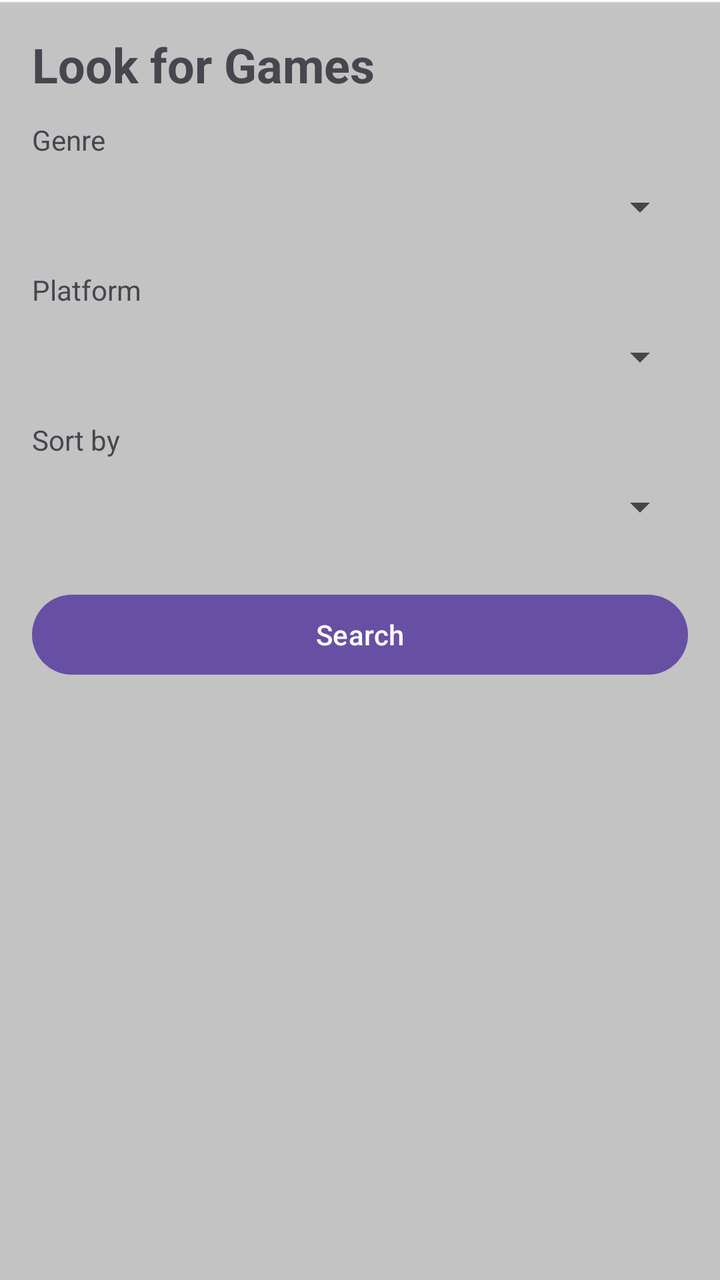
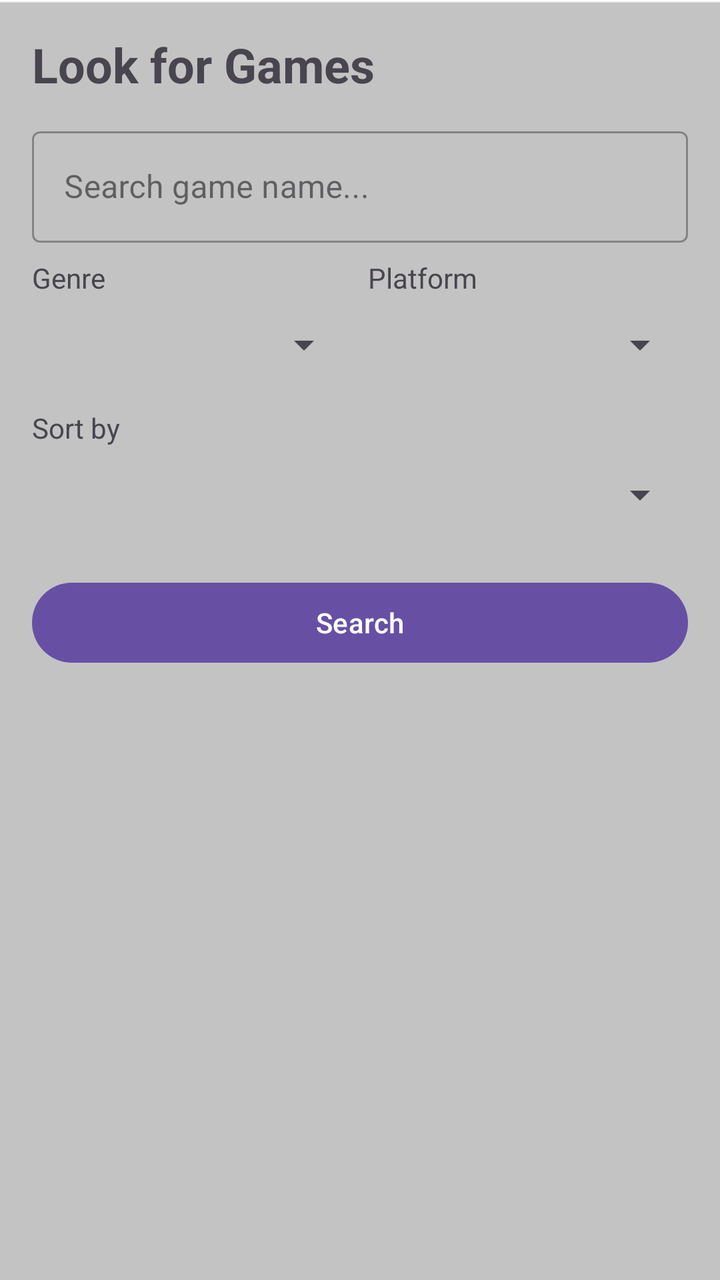

Screens rendered from an Android XML layout before and after an edit, with the pre-edit source and the edit as a unified diff.
<!-- AndroidManifest.xml: application theme Theme.GameVault -->
<!-- res/layout/fragment_search.xml -->
<?xml version="1.0" encoding="utf-8"?>
<LinearLayout xmlns:android="http://schemas.android.com/apk/res/android"
    android:layout_width="match_parent"
    android:layout_height="match_parent"
    android:orientation="vertical"
    android:padding="16dp">

    <TextView
        android:layout_width="wrap_content"
        android:layout_height="wrap_content"
        android:text="Look for Games"
        android:textSize="24sp"
        android:textStyle="bold"
        android:layout_marginBottom="12dp" />

    
    <TextView
        android:layout_width="wrap_content"
        android:layout_height="wrap_content"
        android:text="Genre" />

    <Spinner
        android:id="@+id/spinnerGenre"
        android:layout_width="match_parent"
        android:layout_height="wrap_content"
        android:minHeight="48dp" />

    
    <TextView
        android:layout_width="wrap_content"
        android:layout_height="wrap_content"
        android:text="Platform"
        android:layout_marginTop="8dp" />

    <Spinner
        android:id="@+id/spinnerPlatform"
        android:layout_width="match_parent"
        android:layout_height="wrap_content"
        android:minHeight="48dp" />

    
    <TextView
        android:layout_width="wrap_content"
        android:layout_height="wrap_content"
        android:text="Sort by"
        android:layout_marginTop="8dp" />

    <Spinner
        android:id="@+id/spinnerSort"
        android:layout_width="match_parent"
        android:layout_height="wrap_content"
        android:minHeight="48dp" />

    
    <Button
        android:id="@+id/buttonSearch"
        android:layout_width="match_parent"
        android:layout_height="wrap_content"
        android:text="Search"
        android:layout_marginTop="16dp" />

    
    
    <androidx.recyclerview.widget.RecyclerView
        android:id="@+id/recyclerSearch"
        android:layout_width="match_parent"
        android:layout_height="0dp"
        android:layout_weight="1"
        android:layout_marginTop="12dp" />

</LinearLayout>
<!-- resources referenced by this layout -->
<resources>
  <style name="Theme.GameVault" parent="Base.Theme.GameVault" />
  <style name="Base.Theme.GameVault" parent="Theme.Material3.DayNight.NoActionBar">
          
          <item name="android:windowBackground">@drawable/backgroundtwo</item>
      </style>
  <!-- drawable backgroundtwo: png bitmap (drawable, 2271 bytes) -->
</resources>

<!-- the commit's change to res/layout/fragment_search.xml (unified diff, before → after) -->
@@ -14,29 +14,60 @@
         android:layout_marginBottom="12dp" />
 
     
-    <TextView
-        android:layout_width="wrap_content"
-        android:layout_height="wrap_content"
-        android:text="Genre" />
-
-    <Spinner
-        android:id="@+id/spinnerGenre"
+    <com.google.android.material.textfield.TextInputLayout
         android:layout_width="match_parent"
         android:layout_height="wrap_content"
-        android:minHeight="48dp" />
+        android:layout_marginBottom="8dp"
+        style="@style/Widget.MaterialComponents.TextInputLayout.OutlinedBox">
 
-    
-    <TextView
-        android:layout_width="wrap_content"
-        android:layout_height="wrap_content"
-        android:text="Platform"
-        android:layout_marginTop="8dp" />
+        <com.google.android.material.textfield.TextInputEditText
+            android:id="@+id/editSearchQuery"
+            android:layout_width="match_parent"
+            android:layout_height="wrap_content"
+            android:hint="Search game name..."
+            android:maxLines="1"
+            android:inputType="text" />
+    </com.google.android.material.textfield.TextInputLayout>
 
-    <Spinner
-        android:id="@+id/spinnerPlatform"
+    <LinearLayout
         android:layout_width="match_parent"
         android:layout_height="wrap_content"
-        android:minHeight="48dp" />
+        android:orientation="horizontal">
+
+        <LinearLayout
+            android:layout_width="0dp"
+            android:layout_height="wrap_content"
+            android:layout_weight="1"
+            android:orientation="vertical"
+            android:layout_marginEnd="4dp">
+            <TextView
+                android:layout_width="wrap_content"
+                android:layout_height="wrap_content"
+                android:text="Genre" />
+            <Spinner
+                android:id="@+id/spinnerGenre"
+                android:layout_width="match_parent"
+                android:layout_height="wrap_content"
+                android:minHeight="48dp" />
+        </LinearLayout>
+
+        <LinearLayout
+            android:layout_width="0dp"
+            android:layout_height="wrap_content"
+            android:layout_weight="1"
+            android:orientation="vertical"
+            android:layout_marginStart="4dp">
+            <TextView
+                android:layout_width="wrap_content"
+                android:layout_height="wrap_content"
+                android:text="Platform" />
+            <Spinner
+                android:id="@+id/spinnerPlatform"
+                android:layout_width="match_parent"
+                android:layout_height="wrap_content"
+                android:minHeight="48dp" />
+        </LinearLayout>
+    </LinearLayout>
 
     
     <TextView
@@ -59,7 +90,14 @@
         android:text="Search"
         android:layout_marginTop="16dp" />
 
-    
+    <ProgressBar
+        android:id="@+id/progressBarSearch"
+        android:layout_width="wrap_content"
+        android:layout_height="wrap_content"
+        android:layout_gravity="center"
+        android:visibility="gone"
+        android:layout_marginTop="12dp" />
+
     
     <androidx.recyclerview.widget.RecyclerView
         android:id="@+id/recyclerSearch"
